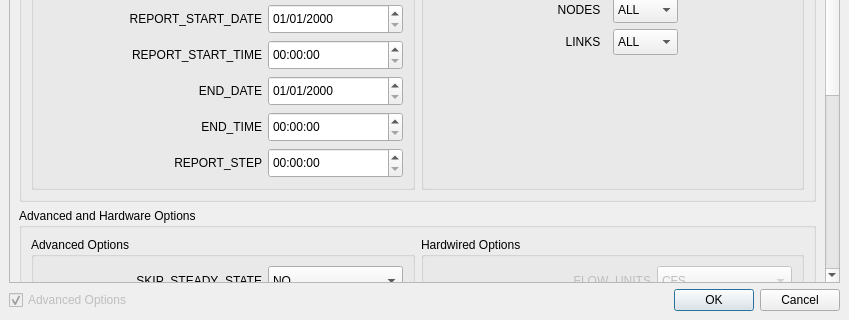
This is flo2d/ui/inp_groups.ui in FLO-2DSoftware/qgis-flo-2d-plugin as Qt 5 draws it before an edit; both pictures show x 0 to 849 and y 252 to 572 of the 849 by 572 pixel window. The edited form follows.
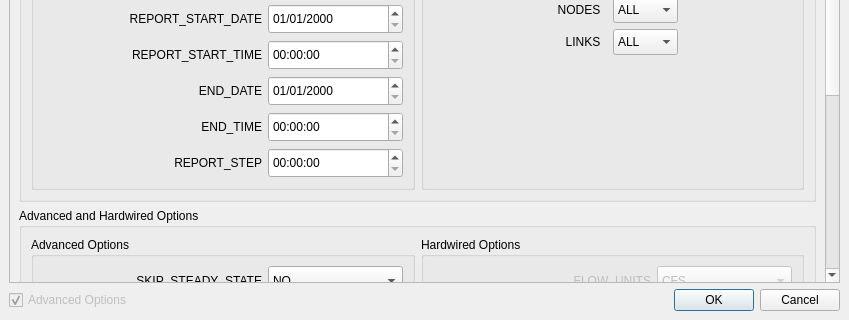
This is the edited form. Custom widgets are drawn as their Qt base class.

Commit message: Fixed a Storm Drain Options label

```diff
--- a/flo2d/ui/inp_groups.ui
+++ b/flo2d/ui/inp_groups.ui
@@ -48,8 +48,8 @@
        <rect>
         <x>0</x>
         <y>0</y>
-        <width>795</width>
-        <height>960</height>
+        <width>829</width>
+        <height>521</height>
        </rect>
       </property>
       <layout class="QGridLayout" name="gridLayout_29">
@@ -809,7 +809,7 @@
          <item row="2" column="0" colspan="2">
           <widget class="QgsCollapsibleGroupBox" name="bottomGroup">
            <property name="title">
-            <string>Advanced and Hardware Options</string>
+            <string>Advanced and Hardwired Options</string>
            </property>
            <property name="collapsed" stdset="0">
             <bool>true</bool>
```
Left out of the diff: 12 changed lines with no effect on the pictures.
